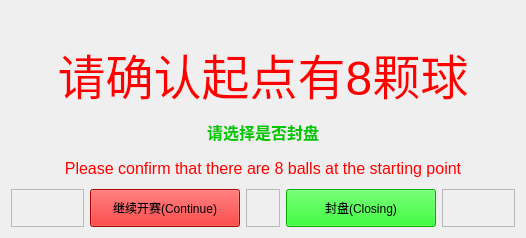
zzw168/MainCtl, file BallsNumDlg_Ui.ui: the form before one commit.
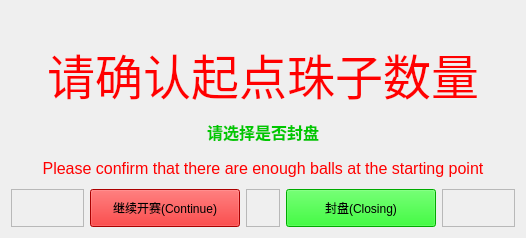
The form after the commit.

```diff
--- a/BallsNumDlg_Ui.ui
+++ b/BallsNumDlg_Ui.ui
@@ -44,7 +44,7 @@
       <string notr="true">color: rgb(255, 0, 0);</string>
      </property>
      <property name="text">
-      <string>Please confirm that there are 8 balls at the starting point</string>
+      <string>Please confirm that there are enough balls at the starting point</string>
      </property>
      <property name="alignment">
       <set>Qt::AlignmentFlag::AlignCenter</set>
@@ -123,7 +123,7 @@
       <string notr="true">color: rgb(255, 0, 0);</string>
      </property>
      <property name="text">
-      <string>请确认起点有8颗球</string>
+      <string>请确认起点珠子数量</string>
      </property>
      <property name="alignment">
       <set>Qt::AlignmentFlag::AlignCenter</set>
```
